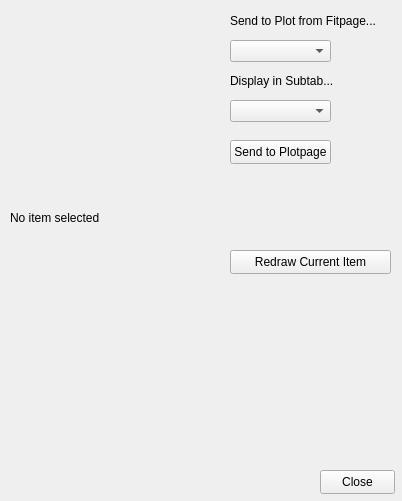
Qt form DataViewerUI.ui (juliuskarliczek/demo) before a commit.
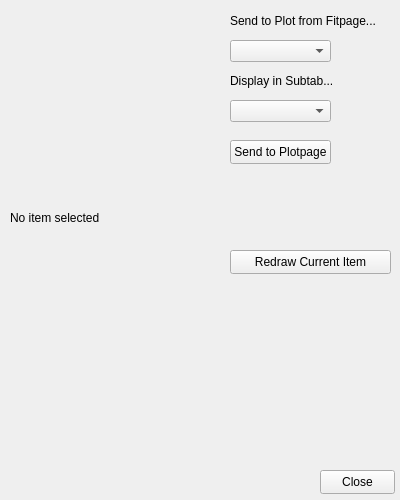
The same form after that commit.

The edit to the form file:
```diff
--- a/DataViewerUI.ui
+++ b/DataViewerUI.ui
@@ -6,10 +6,22 @@
    <rect>
     <x>0</x>
     <y>0</y>
-    <width>402</width>
-    <height>501</height>
+    <width>400</width>
+    <height>500</height>
    </rect>
   </property>
+  <property name="minimumSize">
+   <size>
+    <width>400</width>
+    <height>500</height>
+   </size>
+  </property>
+  <property name="maximumSize">
+   <size>
+    <width>400</width>
+    <height>500</height>
+   </size>
+  </property>
   <property name="windowTitle">
    <string>Form</string>
   </property>
```
Left out of the diff: 2 changed lines with no effect on the pictures.
